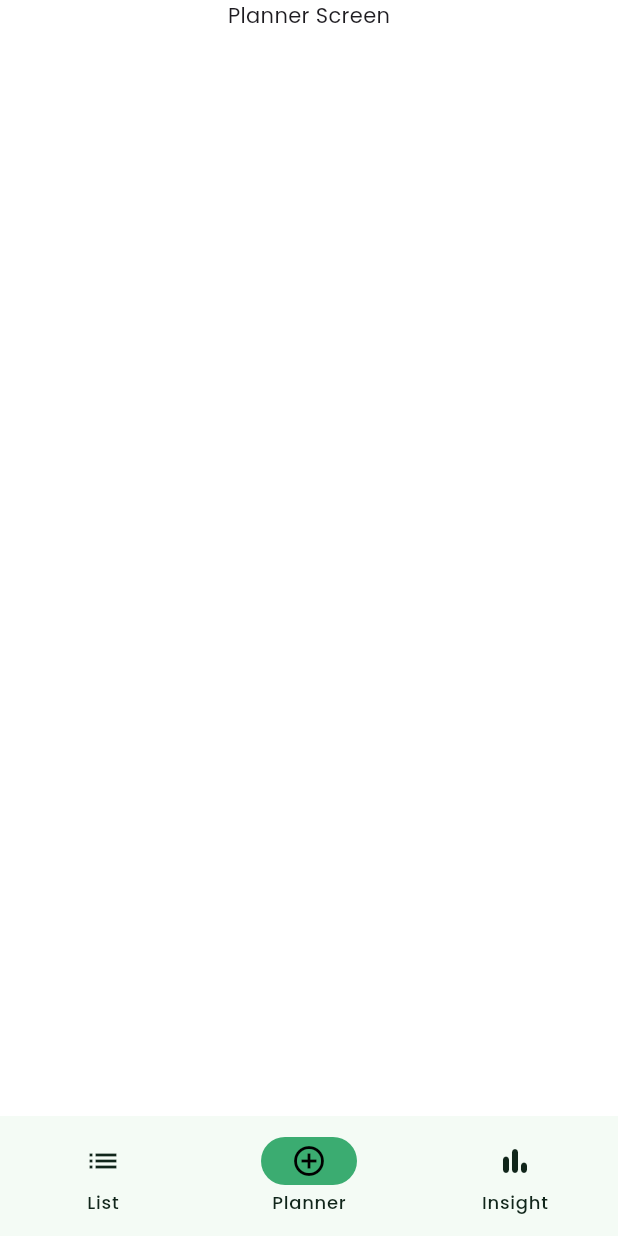
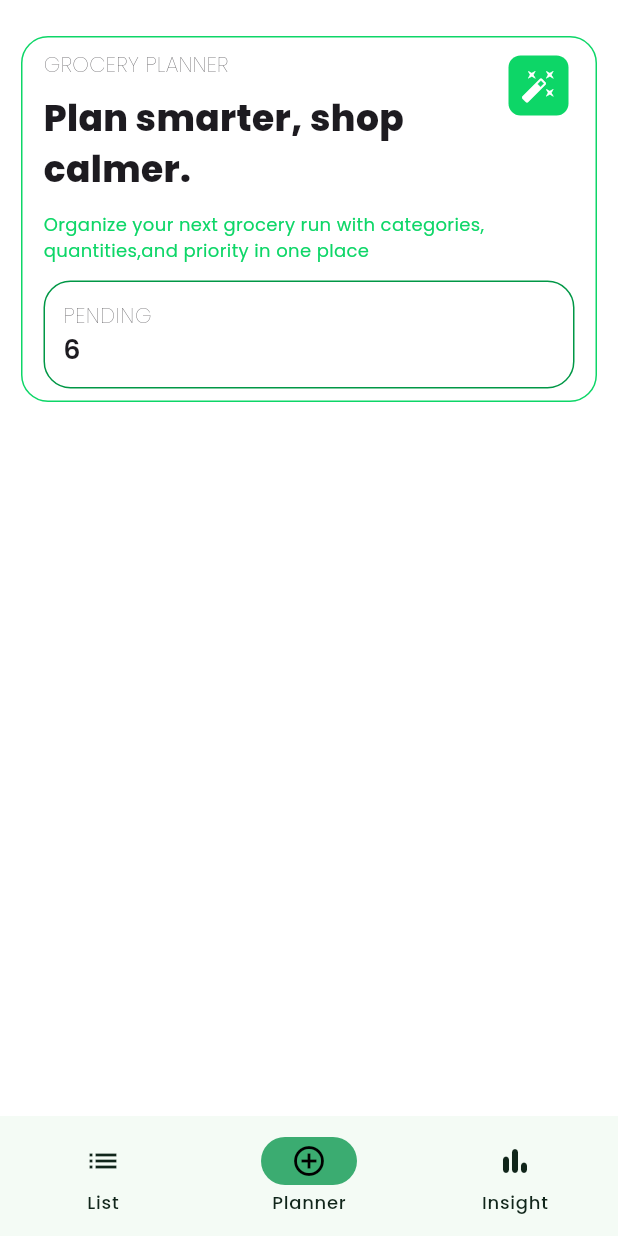
Before and after one commit to Miki0035/flutter_grocify, a Flutter app: the BottomNav screen opened directly, item 2 of the bottom bar chosen, on a phone screen of 412 x 824 dp. Run offline on Flutter 3.47's test engine with Material 3 defaults, Android fonts, the phone set to English and light mode, and no system bars; our stand-ins replace fpdart, google_fonts.

Commit message:
feat: add planner screen banner

```diff
--- a/lib/features/list/presentation/screens/list_screen.dart
+++ b/lib/features/list/presentation/screens/list_screen.dart
@@ -1,9 +1,7 @@
 import 'package:flutter/material.dart';
 import 'package:flutter/widget_previews.dart';
 import 'package:grocify/core/constants/colors.dart';
-import 'package:grocify/features/list/presentation/widgets/add_remove_button.dart';
 import 'package:grocify/features/list/presentation/widgets/banner_card.dart';
-import 'package:grocify/features/list/presentation/widgets/chip.dart';
 import 'package:grocify/features/list/presentation/widgets/item_card.dart';
 
 class ListScreen extends StatelessWidget {
--- a/lib/features/planner/presentation/screens/planner_screen.dart
+++ b/lib/features/planner/presentation/screens/planner_screen.dart
@@ -1,10 +1,120 @@
 import 'package:flutter/material.dart';
+import 'package:grocify/core/constants/colors.dart';
 
 class PlannerScreen extends StatelessWidget {
   const PlannerScreen({super.key});
 
   @override
   Widget build(BuildContext context) {
-    return const Column(children: [Center(child: Text('Planner Screen'))]);
+    return SafeArea(
+      child: Padding(
+        padding: .symmetric(horizontal: 14, vertical: 24),
+        child: Column(
+          children: [
+            Container(
+              padding: .symmetric(vertical: 8, horizontal: 14),
+              decoration: BoxDecoration(
+                border: .all(color: GrocifyBrand.greenDark),
+                color: GrocifyBrand.white,
+                borderRadius: .circular(18),
+              ),
+              child: Column(
+                children: [
+                  Row(
+                    mainAxisAlignment: .spaceBetween,
+                    crossAxisAlignment: .start,
+                    children: [
+                      // LEFT
+                      Expanded(
+                        child: Column(
+                          crossAxisAlignment: .start,
+                          children: [
+                            Text(
+                              'GROCERY PLANNER',
+                              style: TextStyle(fontWeight: .w100),
+                            ),
+                            SizedBox(height: 8),
+
+                            Text(
+                              'Plan smarter, shop \ncalmer.',
+                              style: TextStyle(fontWeight: .w800, fontSize: 24),
+                            ),
+                            SizedBox(height: 12),
+                            Text(
+                              'Organize your next grocery run with categories,\n'
+                              'quantities,and priority in one place',
+                              style: TextStyle(
+                                fontSize: 12,
+                                color: GrocifyBrand.greenDark,
+                              ),
+                            ),
+                          ],
+                        ),
+                      ),
+
+                      // RIGHT
+                      IconButton(
+                        iconSize: 24,
+                        constraints: BoxConstraints(minWidth: 24),
+                        style: IconButton.styleFrom(
+                          backgroundColor: GrocifyBrand.greenDark,
+                          padding: .all(8),
+                          shape: RoundedRectangleBorder(
+                            borderRadius: .circular(8),
+                          ),
+                        ),
+                        onPressed: () {},
+                        icon: Icon(
+                          Icons.auto_fix_high,
+                          color: GrocifyBrand.white,
+                        ),
+                      ),
+                    ],
+                  ),
+
+                  SizedBox(height: 12),
+
+                  // CARD COTNAINER
+                  Row(
+                    mainAxisAlignment: .spaceEvenly,
+                    crossAxisAlignment: .center,
+                    children: [
+                      Expanded(
+                        child: Container(
+                          padding: .all(12),
+                          decoration: BoxDecoration(
+                            border: .all(color: GrocifyBrand.green),
+                            borderRadius: .circular(18),
+                          ),
+                          child: Column(
+                            crossAxisAlignment: .start,
+                            children: [
+                              Text(
+                                'PENDING',
+                                style: TextStyle(
+                                  fontWeight: .w100,
+                                  letterSpacing: 0.5,
+                                ),
+                              ),
+                              Text(
+                                '6',
+                                style: TextStyle(
+                                  fontSize: 18,
+                                  fontWeight: .w600,
+                                ),
+                              ),
+                            ],
+                          ),
+                        ),
+                      ),
+                    ],
+                  ),
+                ],
+              ),
+            ),
+          ],
+        ),
+      ),
+    );
   }
 }
```
